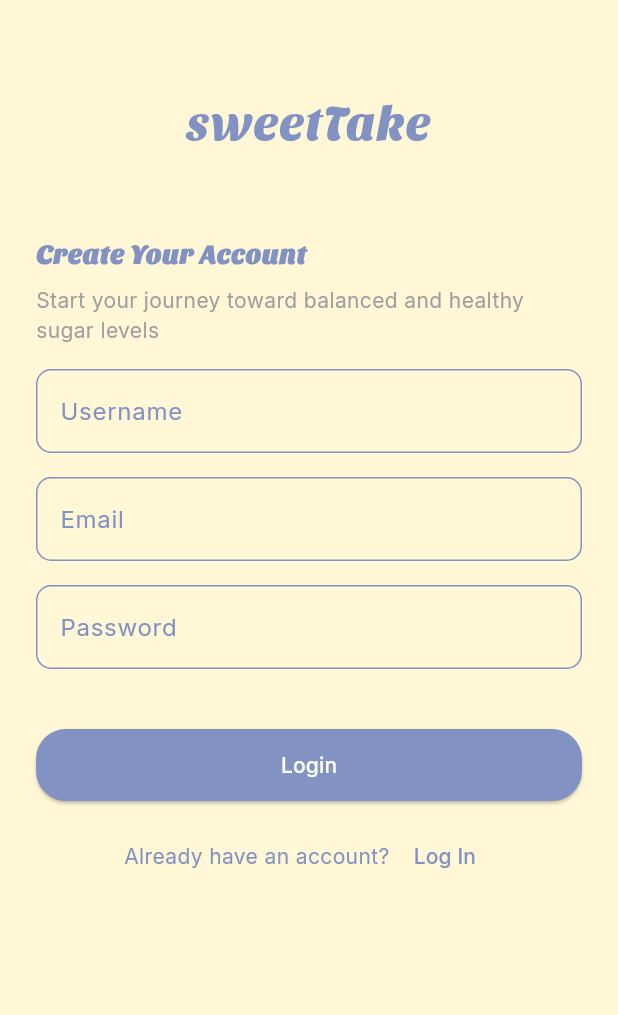
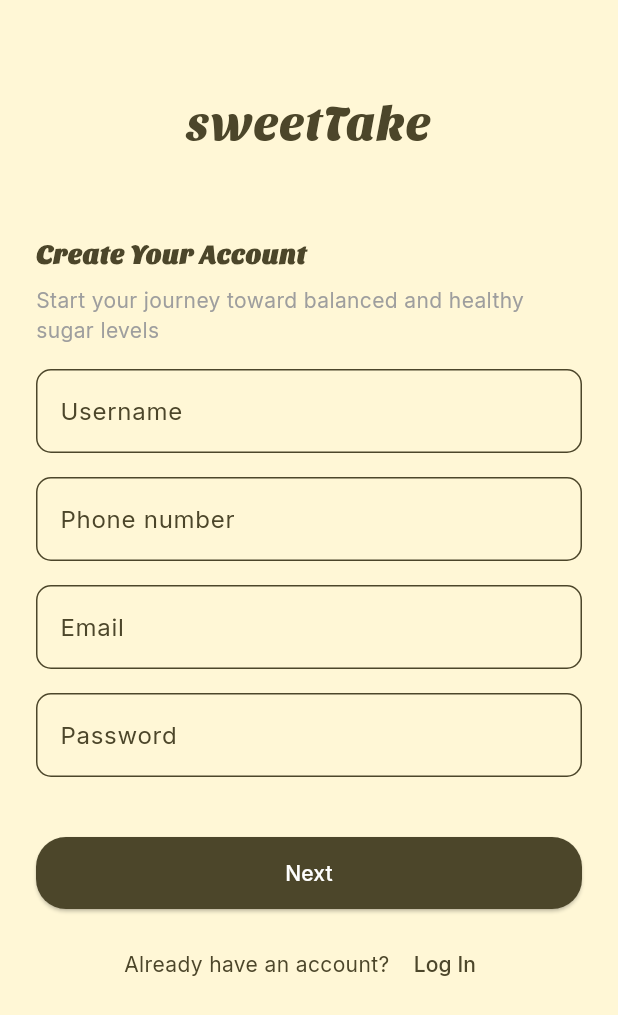
Before and after one commit to balbinopb/sweetTake_app, a Flutter app: the RegisterView screen opened by its route, on a phone screen of 412 x 824 dp. Shown: the top 1015 px of the screen. Run offline on Flutter 3.47's test engine with Material 3 defaults, Android fonts, the light colour scheme and no system bars; our stand-ins replace get, google_fonts.

Commit message:
update register

```diff
--- a/lib/app/constants/app_colors.dart
+++ b/lib/app/constants/app_colors.dart
@@ -5,6 +5,9 @@ class AppColors {
 
   static const Color background = Color(0xFFFFF7D6);
 
-  static const Color primary = Color(0xFF8192C3);
+  static const Color primary = Color(0xFF4C462A);
   static const Color secondary = Color(0xFFECEFF5);
+  static const Color background2 = Color(0xFFFFCF71);
+
+
 }
--- a/lib/app/modules/register/controllers/register_controller.dart
+++ b/lib/app/modules/register/controllers/register_controller.dart
@@ -11,7 +11,28 @@ class RegisterController extends GetxController {
   final TextEditingController usernameC = TextEditingController();
   final TextEditingController emailC = TextEditingController();
   final TextEditingController passwordC = TextEditingController();
+  final TextEditingController dobController = TextEditingController();
+  final TextEditingController genderController = TextEditingController();
+  final TextEditingController weightController = TextEditingController();
+  final TextEditingController numberController = TextEditingController();
   final isObscure = false.obs;
+
+  // PAGE 2 — Dropdown values (reactive)
+  RxString preference = ''.obs;
+  RxString healthGoal = ''.obs;
+
+  // List options (if you want to store here)
+  final preferences = [
+    "Low Sugar Diet",
+    "Diabetic-Friendly Diet",
+    "Balanced Diet",
+  ];
+
+  final healthGoals = [
+    "Reduce Daily Sugar Intake",
+    "Maintain Stable Blood Sugar",
+    "Weight Loss",
+  ];
 
   final baseUrl = "http://10.0.2.2:8080/v1/api";
 
--- a/lib/app/modules/register/views/register_view.dart
+++ b/lib/app/modules/register/views/register_view.dart
@@ -57,6 +57,12 @@ class RegisterView extends GetView<RegisterController> {
               SizedBox(height: 16),
 
               CustomTextfield(
+                textController: controller.numberController,
+                labelText: "Phone number",
+                keyboardType:TextInputType.number,
+              ),
+              SizedBox(height: 16),
+              CustomTextfield(
                 textController: controller.emailC,
                 labelText: "Email",
               ),
@@ -69,6 +75,7 @@ class RegisterView extends GetView<RegisterController> {
                 isObscure: true,
               ),
 
+
               SizedBox(height: 40),
 
               SizedBox(
@@ -76,7 +83,7 @@ class RegisterView extends GetView<RegisterController> {
                 height: 48,
                 child: ElevatedButton(
                   onPressed: () {
-                    controller.register();
+                    Get.toNamed(Routes.REGISTER2);
                   },
                   style: ButtonStyle(
                     backgroundColor: WidgetStateProperty.all(AppColors.primary),
@@ -86,7 +93,7 @@ class RegisterView extends GetView<RegisterController> {
                       ),
                     ),
                   ),
-                  child: Text("Login", style: TextStyle(color: Colors.white)),
+                  child: Text("Next", style: TextStyle(color: Colors.white)),
                 ),
               ),
 
--- a/lib/app/routes/app_pages.dart
+++ b/lib/app/routes/app_pages.dart
@@ -1,4 +1,5 @@
 import 'package:get/get.dart';
+import 'package:sweettake_app/app/modules/register/views/register_view2.dart';
 
 import '../modules/consumption_form/bindings/consumption_form_binding.dart';
 import '../modules/consumption_form/views/consumption_form_view.dart';
@@ -37,6 +38,11 @@ class AppPages {
       binding: RegisterBinding(),
     ),
     GetPage(
+      name: _Paths.REGISTER2,
+      page: () =>  RegisterView2(),
+      binding: RegisterBinding(),
+    ),
+    GetPage(
       name: _Paths.HOME,
       page: () => const HomeView(),
       binding: HomeBinding(),
--- a/lib/app/routes/app_routes.dart
+++ b/lib/app/routes/app_routes.dart
@@ -8,6 +8,7 @@ abstract class Routes {
   static const ONBORADING = _Paths.ONBORADING;
   static const LOGIN = _Paths.LOGIN;
   static const REGISTER = _Paths.REGISTER;
+  static const REGISTER2 = _Paths.REGISTER2;
   static const HOME = _Paths.HOME;
   static const CONSUMPTION_FORM = _Paths.CONSUMPTION_FORM;
 }
@@ -17,6 +18,7 @@ abstract class _Paths {
   static const ONBORADING = '/onborading';
   static const LOGIN = '/login';
   static const REGISTER = '/register';
+  static const REGISTER2 = '/register2';
   static const HOME = '/home';
   static const CONSUMPTION_FORM = '/consumption-form';
 }
--- a/lib/app/widgets/custom_textfield.dart
+++ b/lib/app/widgets/custom_textfield.dart
@@ -5,12 +5,14 @@ class CustomTextfield extends StatelessWidget {
   final String labelText;
   final TextEditingController textController;
   final bool isObscure;
+  final TextInputType keyboardType;
 
   const CustomTextfield({
     super.key,
     required this.labelText,
     required this.textController,
     this.isObscure = false,
+    this.keyboardType = TextInputType.text,
   });
 
   @override
@@ -18,6 +20,7 @@ class CustomTextfield extends StatelessWidget {
     return TextField(
       controller: textController,
       obscureText: isObscure,
+      keyboardType: keyboardType,
       decoration: InputDecoration(
         labelText: labelText,
         labelStyle: TextStyle(color: AppColors.primary),
```
Also changed, not shown: lib/app/modules/register/views/register_view2.dart (added, +162 -0 lines).
